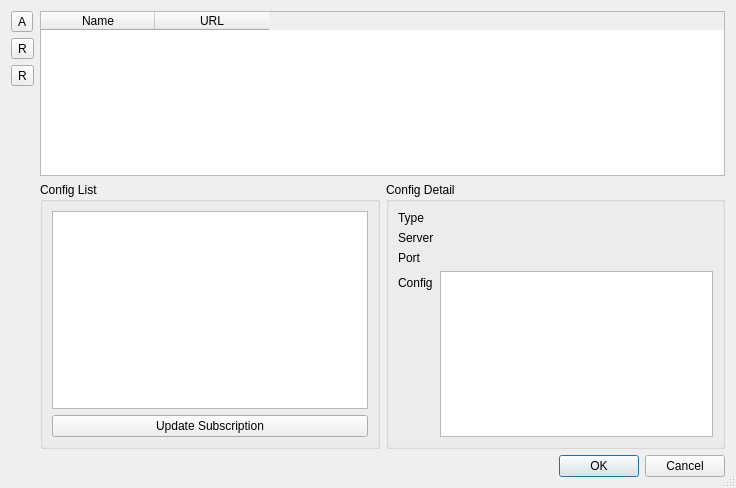
First picture: the form in src/ui/w_SubscriptionEditor.ui, repository darsvador/qvssr, before the edit.
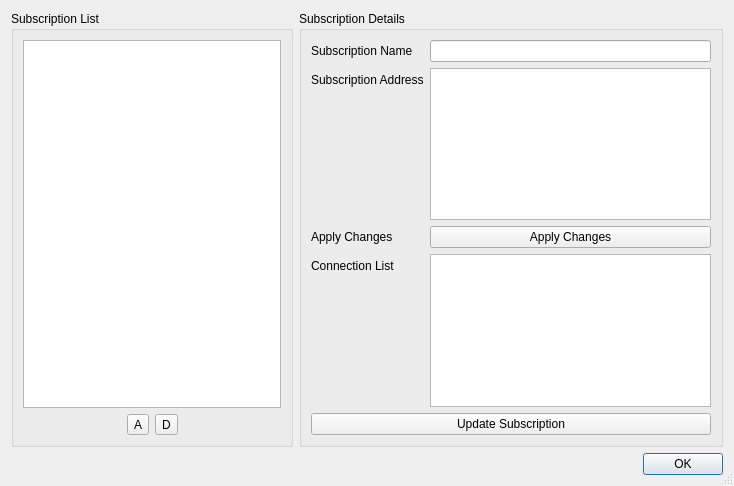
Second picture: the form after the edit.

Commit message: [add] Some basic UI for subscription

Diff of the .ui file:
```diff
--- a/src/ui/w_SubscriptionEditor.ui
+++ b/src/ui/w_SubscriptionEditor.ui
@@ -6,8 +6,8 @@
    <rect>
     <x>0</x>
     <y>0</y>
-    <width>736</width>
-    <height>488</height>
+    <width>734</width>
+    <height>486</height>
    </rect>
   </property>
   <property name="windowTitle">
@@ -19,191 +19,158 @@
   <property name="modal">
    <bool>true</bool>
   </property>
-  <layout class="QGridLayout" name="gridLayout">
-   <item row="0" column="1">
-    <widget class="QTableWidget" name="subsribeTable">
+  <layout class="QGridLayout" name="gridLayout" columnstretch="4,6">
+   <item row="0" column="0">
+    <widget class="QGroupBox" name="groupBox">
+     <property name="title">
+      <string>Subscription List</string>
+     </property>
+     <layout class="QVBoxLayout" name="verticalLayout_3">
+      <item>
+       <widget class="QListWidget" name="subscriptionList">
      <property name="selectionMode">
       <enum>QAbstractItemView::ExtendedSelection</enum>
      </property>
      <property name="selectionBehavior">
       <enum>QAbstractItemView::SelectRows</enum>
      </property>
-     <property name="rowCount">
-      <number>0</number>
-     </property>
-     <attribute name="horizontalHeaderCascadingSectionResizes">
-      <bool>false</bool>
-     </attribute>
-     <attribute name="horizontalHeaderDefaultSectionSize">
-      <number>114</number>
-     </attribute>
-     <attribute name="horizontalHeaderShowSortIndicator" stdset="0">
-      <bool>false</bool>
-     </attribute>
-     <attribute name="horizontalHeaderStretchLastSection">
-      <bool>false</bool>
-     </attribute>
-     <attribute name="verticalHeaderDefaultSectionSize">
-      <number>30</number>
-     </attribute>
-     <attribute name="verticalHeaderShowSortIndicator" stdset="0">
-      <bool>true</bool>
-     </attribute>
-     <column>
-      <property name="text">
-       <string>Name</string>
-      </property>
-     </column>
-     <column>
-      <property name="text">
-       <string>URL</string>
-      </property>
-     </column>
-    </widget>
-   </item>
-   <item row="1" column="1">
+       </widget>
+      </item>
+      <item>
     <layout class="QHBoxLayout" name="horizontalLayout">
      <item>
+         <spacer name="horizontalSpacer">
+          <property name="orientation">
+           <enum>Qt::Horizontal</enum>
+          </property>
+          <property name="sizeHint" stdset="0">
+           <size>
+            <width>40</width>
+            <height>20</height>
+           </size>
+          </property>
+         </spacer>
+        </item>
+        <item>
+         <widget class="QToolButton" name="addSubsButton">
+          <property name="sizePolicy">
+           <sizepolicy hsizetype="Fixed" vsizetype="Fixed">
+            <horstretch>0</horstretch>
+            <verstretch>0</verstretch>
+           </sizepolicy>
+          </property>
+          <property name="toolTip">
+           <string>#AddConnection</string>
+          </property>
+          <property name="text">
+           <string>A</string>
+          </property>
+         </widget>
+        </item>
+        <item>
+         <widget class="QToolButton" name="removeSubsButton">
+          <property name="sizePolicy">
+           <sizepolicy hsizetype="Fixed" vsizetype="Fixed">
+            <horstretch>0</horstretch>
+            <verstretch>0</verstretch>
+           </sizepolicy>
+          </property>
+          <property name="toolTip">
+           <string>#RemoveConnection</string>
+          </property>
+          <property name="text">
+           <string>D</string>
+          </property>
+         </widget>
+        </item>
+        <item>
+         <spacer name="horizontalSpacer_2">
+          <property name="orientation">
+           <enum>Qt::Horizontal</enum>
+          </property>
+          <property name="sizeHint" stdset="0">
+           <size>
+            <width>40</width>
+            <height>20</height>
+           </size>
+          </property>
+         </spacer>
+        </item>
+       </layout>
+      </item>
+     </layout>
+    </widget>
+   </item>
+   <item row="0" column="1">
       <widget class="QGroupBox" name="groupBox_2">
        <property name="title">
-        <string>Config List</string>
-       </property>
-       <layout class="QVBoxLayout" name="verticalLayout_2">
-        <item>
-         <widget class="QListWidget" name="subscribeList"/>
-        </item>
-        <item>
-         <widget class="QPushButton" name="updateButton">
-          <property name="text">
-           <string>Update Subscription</string>
-          </property>
-         </widget>
-        </item>
-       </layout>
-      </widget>
-     </item>
-     <item>
-      <widget class="QGroupBox" name="groupBox">
-       <property name="title">
-        <string>Config Detail</string>
+      <string>Subscription Details</string>
        </property>
        <layout class="QFormLayout" name="formLayout">
         <item row="0" column="0">
          <widget class="QLabel" name="label">
           <property name="text">
-           <string>Type</string>
+         <string>Subscription Name</string>
           </property>
          </widget>
         </item>
         <item row="0" column="1">
-         <widget class="QLabel" name="typeLabel">
-          <property name="text">
-           <string/>
-          </property>
-         </widget>
+       <widget class="QLineEdit" name="subNameTxt"/>
         </item>
         <item row="1" column="0">
+       <widget class="QLabel" name="label_2">
+        <property name="text">
+         <string>Subscription Address</string>
+        </property>
+       </widget>
+      </item>
+      <item row="1" column="1">
+       <widget class="QPlainTextEdit" name="subAddrTxt"/>
+      </item>
+      <item row="2" column="0">
          <widget class="QLabel" name="label_3">
           <property name="text">
-           <string>Server</string>
+         <string>Apply Changes</string>
           </property>
          </widget>
         </item>
-        <item row="1" column="1">
-         <widget class="QLabel" name="serverLabel">
+      <item row="2" column="1">
+       <widget class="QPushButton" name="applyChangesBtn">
           <property name="text">
-           <string/>
+         <string>Apply Changes</string>
           </property>
          </widget>
         </item>
         <item row="3" column="0">
          <widget class="QLabel" name="label_5">
           <property name="text">
-           <string>Config</string>
+         <string>Connection List</string>
           </property>
          </widget>
         </item>
         <item row="3" column="1">
-         <widget class="QTextBrowser" name="jsonConfigTxt"/>
-        </item>
-        <item row="2" column="0">
-         <widget class="QLabel" name="label_2">
+       <widget class="QListWidget" name="connectionsList"/>
+      </item>
+      <item row="4" column="0" colspan="2">
+       <widget class="QPushButton" name="updateButton">
           <property name="text">
-           <string>Port</string>
+         <string>Update Subscription</string>
           </property>
          </widget>
         </item>
        </layout>
       </widget>
      </item>
-    </layout>
-   </item>
-   <item row="2" column="1">
+   <item row="1" column="0" colspan="2">
     <widget class="QDialogButtonBox" name="buttonBox">
      <property name="orientation">
       <enum>Qt::Horizontal</enum>
      </property>
      <property name="standardButtons">
-      <set>QDialogButtonBox::Cancel|QDialogButtonBox::Ok</set>
+      <set>QDialogButtonBox::Ok</set>
      </property>
     </widget>
    </item>
-   <item row="0" column="0" rowspan="3">
-    <layout class="QVBoxLayout" name="verticalLayout">
-     <item>
-      <widget class="QToolButton" name="addSubsButton">
-       <property name="sizePolicy">
-        <sizepolicy hsizetype="Fixed" vsizetype="Fixed">
-         <horstretch>0</horstretch>
-         <verstretch>0</verstretch>
-        </sizepolicy>
-       </property>
-       <property name="toolTip">
-        <string>#AddConnection</string>
-       </property>
-       <property name="text">
-        <string>A</string>
-       </property>
-      </widget>
-     </item>
-     <item>
-      <widget class="QToolButton" name="removeSubsButton">
-       <property name="sizePolicy">
-        <sizepolicy hsizetype="Fixed" vsizetype="Fixed">
-         <horstretch>0</horstretch>
-         <verstretch>0</verstretch>
-        </sizepolicy>
-       </property>
-       <property name="toolTip">
-        <string>#RemoveConnection</string>
-       </property>
-       <property name="text">
-        <string>R</string>
-       </property>
-      </widget>
-     </item>
-     <item>
-      <widget class="QToolButton" name="updateAllButton">
-       <property name="text">
-        <string>R</string>
-       </property>
-      </widget>
-     </item>
-     <item>
-      <spacer name="verticalSpacer">
-       <property name="orientation">
-        <enum>Qt::Vertical</enum>
-       </property>
-       <property name="sizeHint" stdset="0">
-        <size>
-         <width>20</width>
-         <height>40</height>
-        </size>
-       </property>
-      </spacer>
-     </item>
-    </layout>
-   </item>
   </layout>
  </widget>
  <resources/>
```
Left out of the diff: 4 changed lines with no effect on the pictures. Lines whose indentation alone changed are shown as unchanged. The commit also changes 11 other files.
